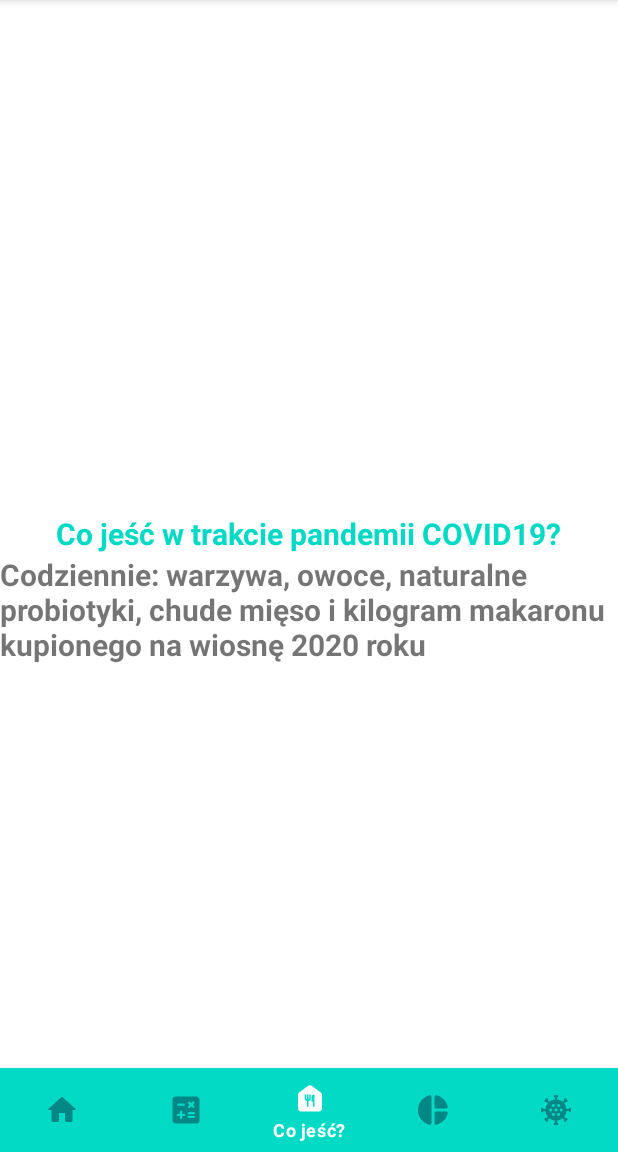
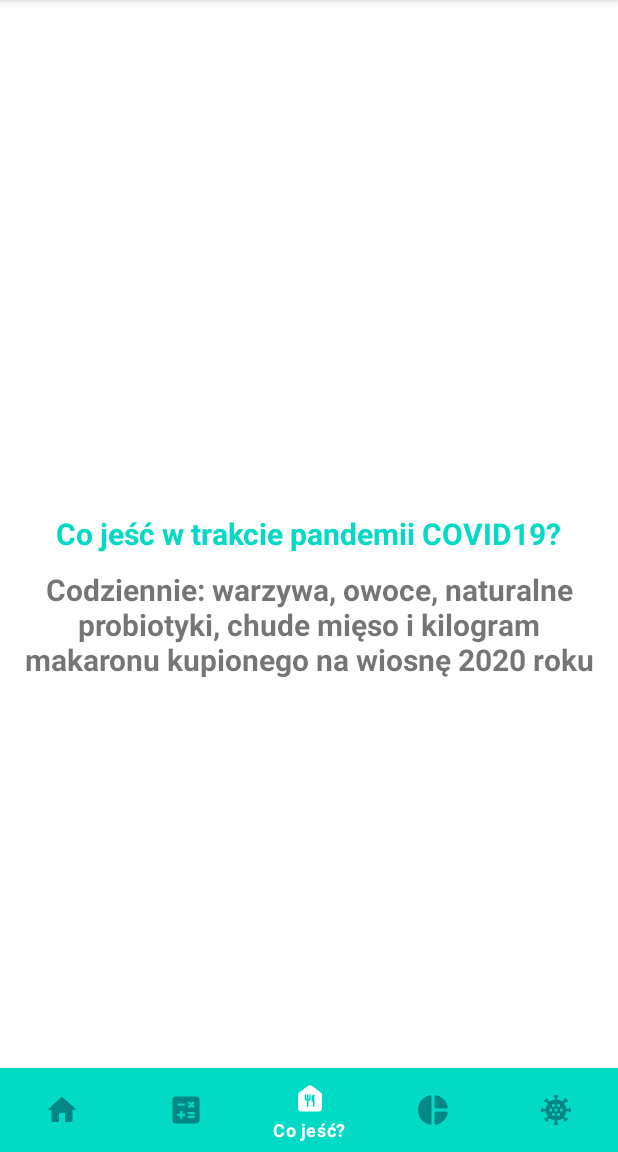
Before and after one commit to michptok/PAMO-s16665, an Android app: the screen it shows after launch (MainActivity), item 3 of the bottom bar chosen, on a phone screen of 412 x 824 dp, the part 84-1236 px from its top. Run offline under Robolectric (Android 15) with nearby library versions, the phone set to English and light mode, and no system bars; Roboto replaces fonts that are not available here.

```diff
--- a/BodyMICalc/app/src/main/java/com/s16665/bodymicalc/QuizFragment.java
+++ b/BodyMICalc/app/src/main/java/com/s16665/bodymicalc/QuizFragment.java
@@ -95,7 +95,7 @@ public class QuizFragment extends Fragment {
                 if (result == 6) {
                     resultValue.setText("Wszystkie " + String.format("%d", result) + "! Gratulacje!");
                 } else {
-                    resultValue.setText(String.format("%d", result));
+                    resultValue.setText(String.format("%d", result) + "/6");
 
                 }
                 resultSection.setVisibility(View.VISIBLE);
--- a/BodyMICalc/app/src/main/res/layout/food_fragment.xml
+++ b/BodyMICalc/app/src/main/res/layout/food_fragment.xml
@@ -19,7 +19,14 @@
         android:layout_height="wrap_content"
         android:layout_below="@id/food_title"
         android:layout_centerInParent="true"
+        android:paddingStart="10dp"
+        android:paddingLeft="10dp"
+        android:paddingTop="10dp"
+        android:paddingEnd="10dp"
+        android:paddingRight="10dp"
+        android:paddingBottom="10dp"
         android:text="@string/dunno"
+        android:textAlignment="center"
         android:textSize="20sp"
         android:textStyle="bold" />
 
```
